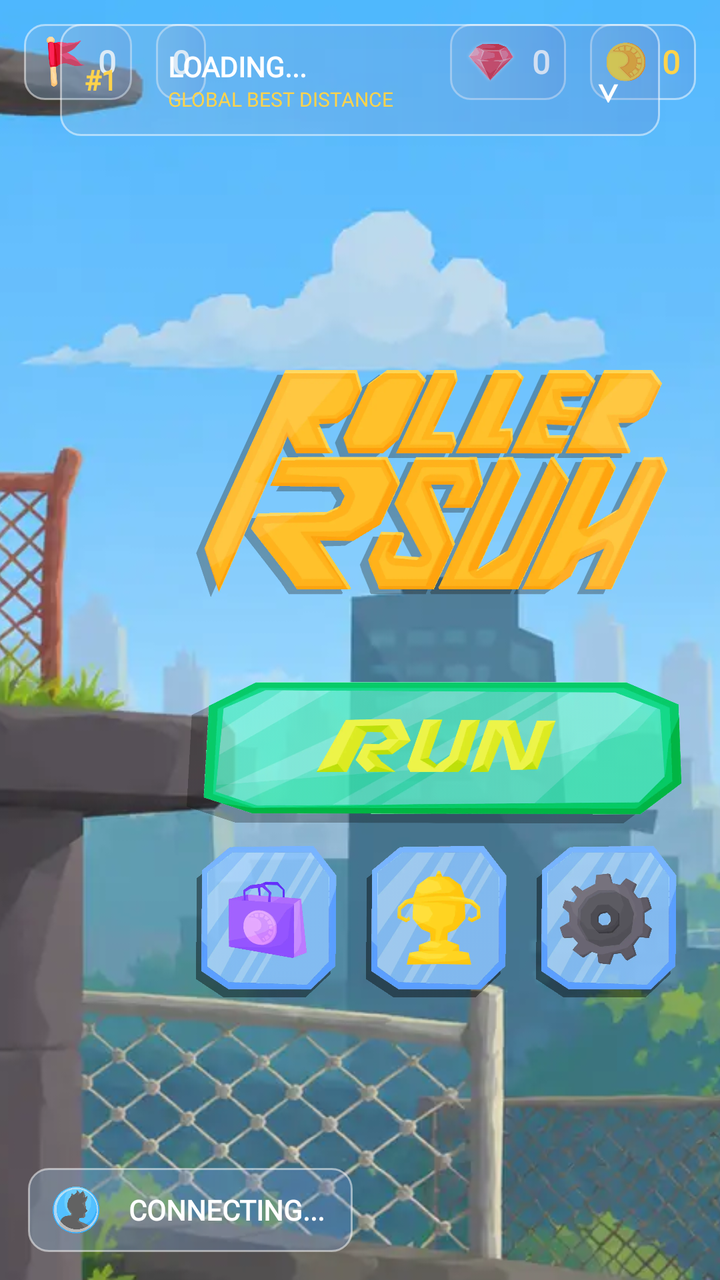
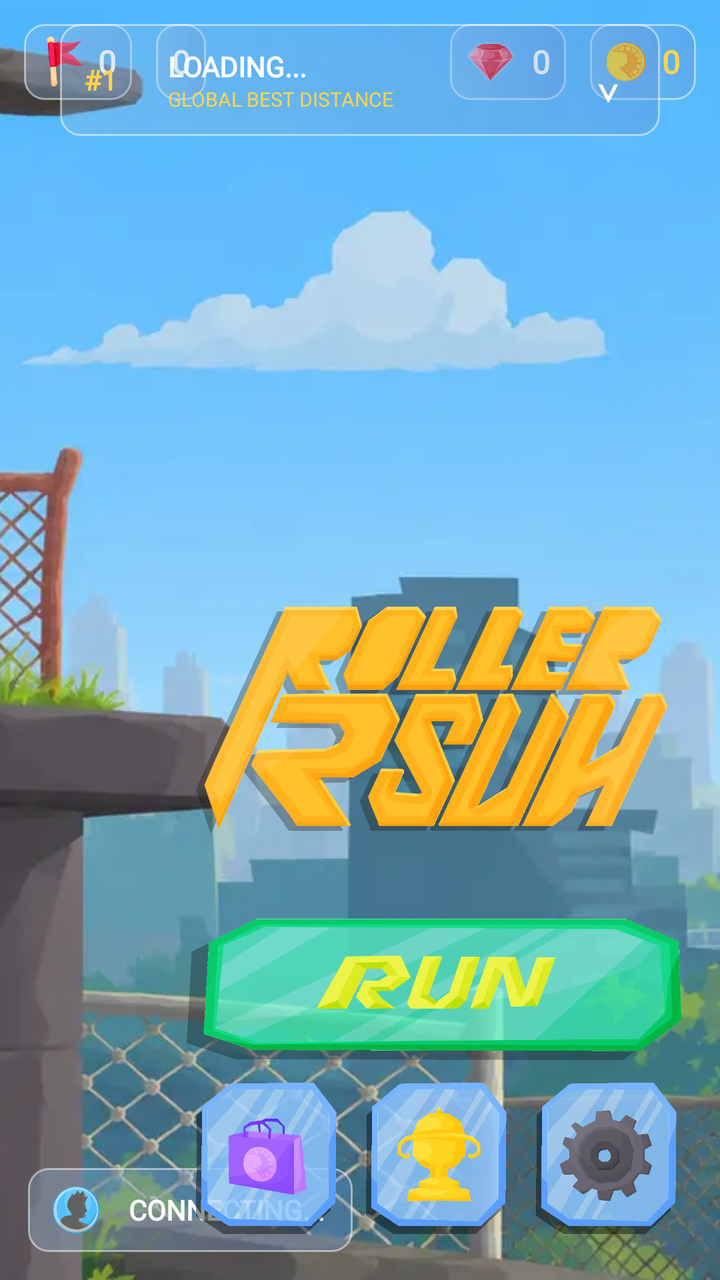

Before-and-after screenshots of an Android layout around one commit, followed by the original layout XML and the change that was made.
<!-- AndroidManifest.xml: application theme Theme.RollerRush -->
<!-- res/layout/activity_main_menu.xml -->
<?xml version="1.0" encoding="utf-8"?>
<androidx.constraintlayout.widget.ConstraintLayout
    xmlns:android="http://schemas.android.com/apk/res/android"
    xmlns:app="http://schemas.android.com/apk/res-auto"
    android:layout_width="match_parent"
    android:layout_height="match_parent"
    android:background="#D8F1FF">

    <ImageView
        android:id="@+id/imageView"
        android:layout_width="match_parent"
        android:layout_height="match_parent"
        android:scaleType="centerCrop"
        android:src="@drawable/gen_menu_bg_img"
        app:layout_constraintBottom_toBottomOf="parent"
        app:layout_constraintStart_toStartOf="parent"
        app:layout_constraintTop_toTopOf="parent" />

    










    <LinearLayout
        android:id="@+id/linearLayout4"
        android:layout_width="wrap_content"
        android:layout_height="38dp"
        android:layout_margin="12dp"
        android:background="@drawable/coin_container"
        android:gravity="center"
        android:orientation="horizontal"
        android:paddingHorizontal="8dp"
        app:layout_constraintStart_toStartOf="parent"
        app:layout_constraintTop_toTopOf="parent">

        <ImageView
            android:layout_width="25dp"
            android:layout_height="25dp"
            android:layout_marginEnd="4dp"
            android:src="@drawable/score_flag" />

        <TextView
            android:id="@+id/scoreLabel"
            android:layout_width="wrap_content"
            android:layout_height="wrap_content"
            android:text="0"
            android:fontFamily="@font/count_font"
            android:textColor="#FFFFFF"
            android:textSize="16sp"
            android:textStyle="bold" />
    </LinearLayout>

    <LinearLayout
        android:id="@+id/levelLayout"
        android:layout_width="wrap_content"
        android:layout_height="38dp"
        android:layout_margin="12dp"
        android:background="@drawable/coin_container"
        android:gravity="center"
        android:orientation="horizontal"
        android:paddingHorizontal="8dp"
        app:layout_constraintStart_toEndOf="@+id/linearLayout4"
        app:layout_constraintTop_toTopOf="parent">


        <TextView
            android:id="@+id/levelLabel"
            android:layout_width="wrap_content"
            android:layout_height="wrap_content"
            android:text="0"
            android:fontFamily="@font/count_font"
            android:textColor="#FFFFFF"
            android:textSize="16sp"
            android:textStyle="bold" />
    </LinearLayout>

    <LinearLayout
        android:id="@+id/linearLayout3"
        android:layout_width="wrap_content"
        android:layout_height="38dp"
        android:layout_margin="12dp"
        android:background="@drawable/coin_container"
        android:gravity="center"
        android:orientation="horizontal"
        android:paddingHorizontal="8dp"
        app:layout_constraintEnd_toStartOf="@id/linearLayout2"
        app:layout_constraintTop_toTopOf="parent">

        <ImageView
            android:layout_width="25dp"
            android:layout_height="25dp"
            android:layout_marginEnd="8dp"
            android:src="@drawable/rush_ruby" />

        <TextView
            android:id="@+id/rubiesLabel"
            android:layout_width="wrap_content"
            android:layout_height="wrap_content"
            android:fontFamily="@font/count_font"
            android:text="0"
            android:textColor="#FFFFFF"
            android:textSize="16sp"
            android:textStyle="bold" />
    </LinearLayout>

    <LinearLayout
        android:id="@+id/linearLayout2"
        android:layout_width="wrap_content"
        android:layout_height="38dp"
        android:layout_margin="12dp"
        android:background="@drawable/coin_container"
        android:gravity="center"
        android:orientation="horizontal"
        android:paddingHorizontal="8dp"
        app:layout_constraintEnd_toEndOf="parent"
        app:layout_constraintTop_toTopOf="parent">

        <ImageView
            android:layout_width="20dp"
            android:layout_height="20dp"
            android:layout_marginEnd="8dp"
            android:src="@drawable/rush_coin" />

        <TextView
            android:id="@+id/coinsLabel"
            android:layout_width="wrap_content"
            android:layout_height="wrap_content"
            android:text="0"
            android:fontFamily="@font/count_font"
            android:textColor="#FFD34B"
            android:textSize="16sp"
            android:textStyle="bold" />
    </LinearLayout>
    <LinearLayout
        android:layout_width="wrap_content"
        android:layout_height="42dp"
        android:layout_margin="14dp"
        android:gravity="center"
        android:background="@drawable/coin_container"
        app:layout_constraintBottom_toBottomOf="parent"
        app:layout_constraintStart_toStartOf="parent">
        <ImageView
            android:layout_width="24dp"
            android:layout_height="24dp"
            android:src="@drawable/profile_icon"
            android:layout_marginStart="12dp"/>
        <TextView
            android:id="@+id/playerNameLabel"
            android:layout_width="wrap_content"
            android:layout_height="wrap_content"
            android:clickable="true"
            android:ellipsize="end"
            android:focusable="true"
            android:fontFamily="@font/count_font"
            android:gravity="center"
            android:maxWidth="220dp"
            android:paddingHorizontal="14dp"
            android:singleLine="true"
            android:text="CONNECTING..."
            android:textColor="#FFFFFF"
            android:textSize="14sp"
            android:textStyle="bold" />
    </LinearLayout>

    <LinearLayout
        android:id="@+id/leaderboardPanel"
        android:layout_width="300dp"
        android:layout_height="56dp"
        android:background="@drawable/coin_container"
        android:clickable="true"
        android:clipChildren="true"
        android:clipToPadding="true"
        android:elevation="10dp"
        android:layout_margin="12dp"
        android:focusable="true"
        android:orientation="vertical"
        app:layout_constraintEnd_toEndOf="parent"
        app:layout_constraintStart_toStartOf="parent"
        app:layout_constraintTop_toTopOf="parent">

        
        <LinearLayout
            android:layout_width="match_parent"
            android:layout_height="56dp"
            android:gravity="center_vertical"
            android:orientation="horizontal"
            android:paddingHorizontal="12dp">

            <TextView
                android:layout_width="42dp"
                android:layout_height="wrap_content"
                android:fontFamily="@font/count_font"
                android:text="#1"
                android:textColor="#FFD34B"
                android:textSize="14sp"
                android:textStyle="bold" />

            <LinearLayout
                android:layout_width="0dp"
                android:layout_height="wrap_content"
                android:layout_weight="1"
                android:orientation="vertical">

                <TextView
                    android:id="@+id/leaderboardLeaderName"
                    android:layout_width="match_parent"
                    android:layout_height="wrap_content"
                    android:ellipsize="end"
                    android:fontFamily="@font/count_font"
                    android:maxLines="1"
                    android:text="LOADING..."
                    android:textColor="#FFFFFF"
                    android:textSize="14sp"
                    android:textStyle="bold" />

                <TextView
                    android:id="@+id/leaderboardLeaderDistance"
                    android:layout_width="match_parent"
                    android:layout_height="wrap_content"
                    android:fontFamily="@font/count_font"
                    android:text="GLOBAL BEST DISTANCE"
                    android:textColor="#FFD34B"
                    android:textSize="10sp" />
            </LinearLayout>

            <TextView
                android:id="@+id/leaderboardExpandIcon"
                android:layout_width="28dp"
                android:layout_height="wrap_content"
                android:gravity="center"
                android:text="⌄"
                android:textColor="#FFFFFF"
                android:textSize="24sp" />

        </LinearLayout>

        
        <LinearLayout
            android:id="@+id/leaderboardRows"
            android:layout_width="match_parent"
            android:layout_height="wrap_content"
            android:orientation="vertical"
            android:paddingHorizontal="10dp"
            android:paddingBottom="8dp"
            android:visibility="gone" />

    </LinearLayout>



    
    <LinearLayout
        android:id="@+id/menuControls"
        android:layout_width="wrap_content"
        android:layout_height="wrap_content"
        android:layout_margin="12dp"
        android:gravity="center"
        android:orientation="vertical"
        app:layout_constraintBottom_toBottomOf="parent"
        app:layout_constraintEnd_toEndOf="parent"
        app:layout_constraintTop_toBottomOf="@id/linearLayout2">

        <ImageView
            android:id="@+id/rushTitle"
            android:layout_width="260dp"
            android:layout_height="120dp"
            android:layout_marginBottom="38dp"
            android:src="@drawable/rush_title1" />

        <ImageView
            android:id="@+id/playButton"
            android:layout_width="260dp"
            android:layout_height="75dp"
            android:src="@drawable/run_btn" />

        <LinearLayout
            android:layout_width="wrap_content"
            android:layout_height="wrap_content"
            android:layout_marginVertical="8dp"
            android:orientation="horizontal">

            <ImageView
                android:id="@+id/shopButton"
                android:layout_width="80dp"
                android:layout_height="80dp"
                android:src="@drawable/shop_btn" />


            <FrameLayout
                android:layout_width="90dp"
                android:layout_height="80dp">

                <ImageView
                    android:id="@+id/characterButton"
                    android:layout_width="80dp"
                    android:layout_height="80dp"
                    android:layout_gravity="center"
                    android:src="@drawable/achievements_btn"
                    android:contentDescription="Missions" />

                <TextView
                    android:id="@+id/missionBadge"
                    android:layout_width="25dp"
                    android:layout_height="25dp"
                    android:layout_gravity="top|end"
                    android:background="@drawable/red_bubble"
                    android:gravity="center"
                    android:text="3"
                    android:textColor="#FFFFFF"
                    android:textSize="12sp"
                    android:textStyle="bold"
                    android:visibility="gone" />

            </FrameLayout>


            <ImageView
                android:id="@+id/settingsButton"
                android:layout_width="80dp"
                android:layout_height="80dp"
                android:src="@drawable/settings_btn" />
        </LinearLayout>
    </LinearLayout>

</androidx.constraintlayout.widget.ConstraintLayout>
<!-- resources referenced by this layout -->
<resources>
  <!-- drawable achievements_btn: webp bitmap (drawable, 22094 bytes) -->
  <!-- drawable coin_container (drawable) -->
  <?xml version="1.0" encoding="utf-8"?>
  <shape xmlns:android="http://schemas.android.com/apk/res/android">
  <gradient android:startColor="#4D93C0E2" android:endColor="#4D6189D0"/>
      <corners android:radius="10dp"/>
      <stroke android:color="#81FFFFFF" android:width="1dp"/>
  </shape>
  <!-- drawable gen_menu_bg_img: webp bitmap (drawable, 63534 bytes) -->
  <!-- drawable profile_icon: webp bitmap (drawable, 7872 bytes) -->
  <!-- drawable red_bubble: png bitmap (drawable, 22525 bytes) -->
  <!-- drawable run_btn: webp bitmap (drawable, 51602 bytes) -->
  <!-- drawable rush_coin: webp bitmap (drawable, 6902 bytes) -->
  <!-- drawable rush_ruby: webp bitmap (drawable, 12584 bytes) -->
  <!-- drawable rush_title1: webp bitmap (drawable, 112280 bytes) -->
  <!-- drawable score_flag: png bitmap (drawable, 18482 bytes) -->
  <!-- drawable settings_btn: webp bitmap (drawable, 21680 bytes) -->
  <!-- drawable shop_btn: webp bitmap (drawable, 20246 bytes) -->
  <style name="Theme.RollerRush" parent="Theme.AppCompat.NoActionBar">
          <item name="android:windowFullscreen">true</item>
          <item name="android:windowBackground">@android:color/black</item>
      </style>
</resources>

<!-- the commit's change to res/layout/activity_main_menu.xml (unified diff, before → after) -->
@@ -81,7 +81,7 @@
     </LinearLayout>
 
     <LinearLayout
-        android:id="@+id/linearLayout3"
+        android:id="@+id/rubyLayout"
         android:layout_width="wrap_content"
         android:layout_height="38dp"
         android:layout_margin="12dp"
@@ -89,7 +89,7 @@
         android:gravity="center"
         android:orientation="horizontal"
         android:paddingHorizontal="8dp"
-        app:layout_constraintEnd_toStartOf="@id/linearLayout2"
+        app:layout_constraintEnd_toStartOf="@id/coinLayout"
         app:layout_constraintTop_toTopOf="parent">
 
         <ImageView
@@ -110,7 +110,7 @@
     </LinearLayout>
 
     <LinearLayout
-        android:id="@+id/linearLayout2"
+        android:id="@+id/coinLayout"
         android:layout_width="wrap_content"
         android:layout_height="38dp"
         android:layout_margin="12dp"
